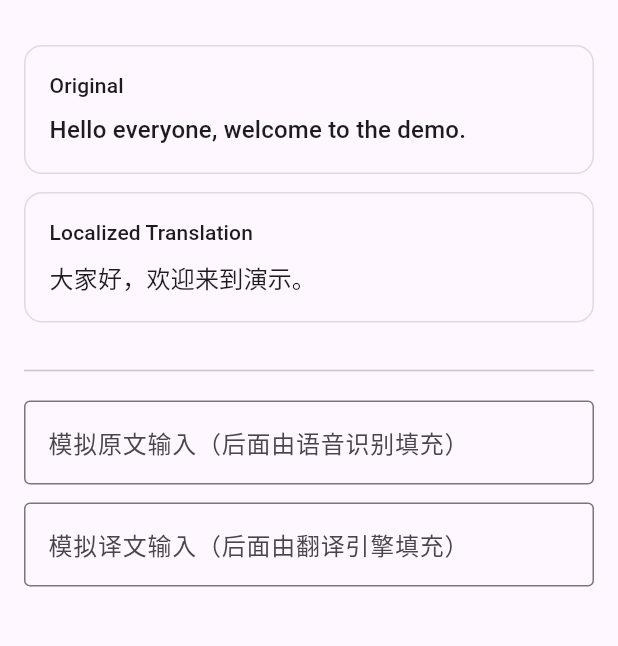
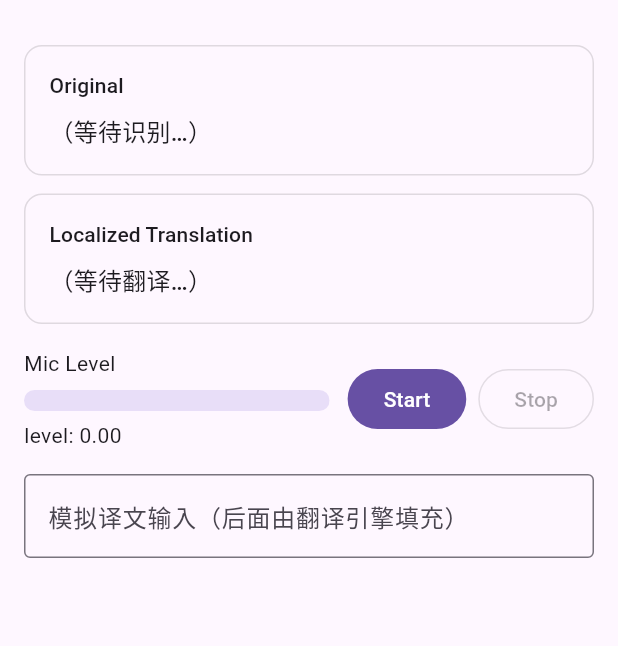
Before and after one commit to XxmouxX/-realtime-subtitle-translator, a Flutter app: the screen it shows after launch, on a phone screen of 412 x 824 dp, the part 63-709 px from its top. Run offline on Flutter 3.47's test engine with Material 3 defaults, Android fonts, the phone set to English and light mode, and no system bars; missing offline and left inert: record.

Commit message:
Use record for mic level on Windows

```diff
--- a/apps/client_flutter/lib/main.dart
+++ b/apps/client_flutter/lib/main.dart
@@ -1,8 +1,8 @@
+import 'dart:async';
 import 'package:flutter/material.dart';
+import 'package:record/record.dart';
 
-void main() {
-  runApp(const SubtitleApp());
-}
+void main() => runApp(const SubtitleApp());
 
 class SubtitleApp extends StatelessWidget {
   const SubtitleApp({super.key});
@@ -26,16 +26,68 @@ class SubtitleHomePage extends StatefulWidget {
 }
 
 class _SubtitleHomePageState extends State<SubtitleHomePage> {
-  // 先用假数据占位：后面接入语音识别/翻译时替换这里
-  String original = 'Hello everyone, welcome to the demo.';
-  String translated = '大家好，欢迎来到演示。';
+  final _recorder = AudioRecorder();
+  Timer? _timer;
+
+  bool listening = false;
+  double level = 0.0; // 0~1
+
+  String original = '（等待识别…）';
+  String translated = '（等待翻译…）';
+
+  @override
+  void dispose() {
+    _timer?.cancel();
+    _recorder.dispose();
+    super.dispose();
+  }
+
+  Future<void> start() async {
+    final ok = await _recorder.hasPermission();
+    if (!ok) {
+      setState(() => original = '麦克风权限未授予（请到系统设置里允许）');
+      return;
+    }
+
+    // 为了读取 amplitude，这里先录到临时文件（后面接实时识别会换成 PCM 流方案）
+    await _recorder.start(
+      const RecordConfig(
+        encoder: AudioEncoder.wav,
+        sampleRate: 16000,
+        numChannels: 1,
+      ),
+      path: 'temp.wav',
+    );
+
+    setState(() {
+      listening = true;
+      original = '正在监听麦克风…（说话看看音量条是否跳动）';
+    });
+
+    _timer?.cancel();
+    _timer = Timer.periodic(const Duration(milliseconds: 100), (_) async {
+      final amp = await _recorder.getAmplitude();
+      final db = amp.current; // dBFS, 常见范围 [-60, 0]
+      final mapped = ((db + 60) / 60).clamp(0.0, 1.0);
+      if (mounted) setState(() => level = mapped);
+    });
+  }
+
+  Future<void> stop() async {
+    _timer?.cancel();
+    _timer = null;
+    await _recorder.stop();
+    setState(() {
+      listening = false;
+      level = 0.0;
+      original = '已停止监听';
+    });
+  }
 
   @override
   Widget build(BuildContext context) {
     return Scaffold(
-      appBar: AppBar(
-        title: const Text('Realtime Subtitle Translator'),
-      ),
+      appBar: AppBar(title: const Text('Realtime Subtitle Translator')),
       body: Padding(
         padding: const EdgeInsets.all(16),
         child: Column(
@@ -43,17 +95,37 @@ class _SubtitleHomePageState extends State<SubtitleHomePage> {
             _SubtitleCard(title: 'Original', text: original),
             const SizedBox(height: 12),
             _SubtitleCard(title: 'Localized Translation', text: translated),
-            const SizedBox(height: 24),
-            const Divider(),
-            const SizedBox(height: 12),
-            TextField(
-              decoration: const InputDecoration(
-                labelText: '模拟原文输入（后面由语音识别填充）',
-                border: OutlineInputBorder(),
-              ),
-              onChanged: (v) => setState(() => original = v),
+            const SizedBox(height: 16),
+            Row(
+              children: [
+                Expanded(
+                  child: Column(
+                    crossAxisAlignment: CrossAxisAlignment.start,
+                    children: [
+                      const Text('Mic Level'),
+                      const SizedBox(height: 8),
+                      ClipRRect(
+                        borderRadius: BorderRadius.circular(8),
+                        child: LinearProgressIndicator(value: level, minHeight: 14),
+                      ),
+                      const SizedBox(height: 6),
+                      Text('level: ${level.toStringAsFixed(2)}'),
+                    ],
+                  ),
+                ),
+                const SizedBox(width: 12),
+                FilledButton(
+                  onPressed: listening ? null : start,
+                  child: const Text('Start'),
+                ),
+                const SizedBox(width: 8),
+                OutlinedButton(
+                  onPressed: listening ? stop : null,
+                  child: const Text('Stop'),
+                ),
+              ],
             ),
-            const SizedBox(height: 12),
+            const SizedBox(height: 16),
             TextField(
               decoration: const InputDecoration(
                 labelText: '模拟译文输入（后面由翻译引擎填充）',
@@ -97,4 +169,3 @@ class _SubtitleCard extends StatelessWidget {
     );
   }
 }
-// TEST: hot reload should pick this up
--- a/apps/client_flutter/pubspec.yaml
+++ b/apps/client_flutter/pubspec.yaml
@@ -30,7 +30,7 @@ environment:
 dependencies:
   flutter:
     sdk: flutter
-
+  record: ^6.0.0
   # The following adds the Cupertino Icons font to your application.
   # Use with the CupertinoIcons class for iOS style icons.
   cupertino_icons: ^1.0.8
```
Also changed, not shown: apps/client_flutter/pubspec.lock, 6 other files.
